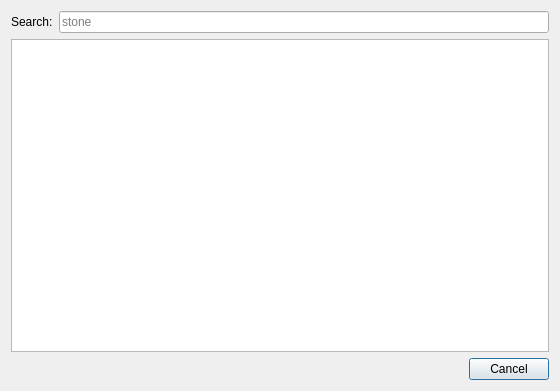
IoeCmcomc/MCDatapacker, file blockitemselectordialog.ui: the form before one commit.
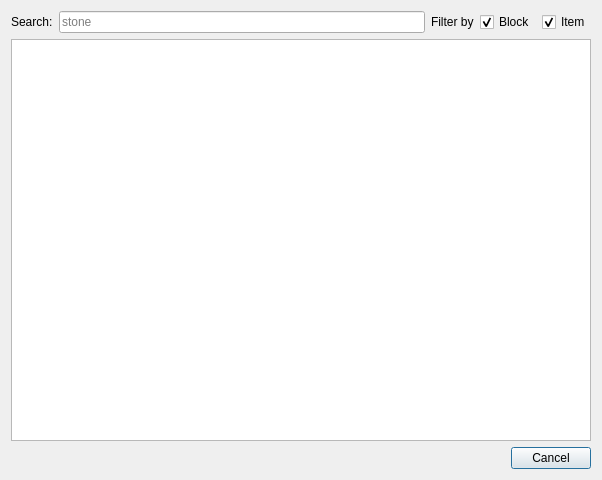
The form after the commit.

Commit message:
Improve block/item selector's filter
The selector now can be filtered by either ID, name or type (block or
item) using a MCRItemSortFilterProxyModel.

```diff
--- a/blockitemselectordialog.ui
+++ b/blockitemselectordialog.ui
@@ -9,22 +9,60 @@
    <rect>
     <x>0</x>
     <y>0</y>
-    <width>560</width>
-    <height>391</height>
+    <width>602</width>
+    <height>480</height>
    </rect>
   </property>
   <property name="windowTitle">
    <string>Block/Item selector</string>
   </property>
   <layout class="QGridLayout" name="gridLayout">
-   <item row="0" column="1">
-    <widget class="QLineEdit" name="searchLineEdit">
-     <property name="placeholderText">
-      <string>stone</string>
-     </property>
-    </widget>
+   <item row="0" column="0">
+    <layout class="QHBoxLayout" name="horizontalLayout">
+     <item>
+      <widget class="QLabel" name="label">
+       <property name="text">
+        <string>Search:</string>
+       </property>
+      </widget>
+     </item>
+     <item>
+      <widget class="QLineEdit" name="searchLineEdit">
+       <property name="placeholderText">
+        <string>stone</string>
+       </property>
+      </widget>
+     </item>
+     <item>
+      <widget class="QLabel" name="label_2">
+       <property name="text">
+        <string>Filter by</string>
+       </property>
+      </widget>
+     </item>
+     <item>
+      <widget class="QCheckBox" name="filterByBlockCheck">
+       <property name="text">
+        <string>Block</string>
+       </property>
+       <property name="checked">
+        <bool>true</bool>
+       </property>
+      </widget>
+     </item>
+     <item>
+      <widget class="QCheckBox" name="filterByItemCheck">
+       <property name="text">
+        <string>Item</string>
+       </property>
+       <property name="checked">
+        <bool>true</bool>
+       </property>
+      </widget>
+     </item>
+    </layout>
    </item>
-   <item row="1" column="0" colspan="2">
+   <item row="1" column="0">
     <widget class="QListView" name="listView">
      <property name="sizeAdjustPolicy">
       <enum>QAbstractScrollArea::AdjustToContents</enum>
@@ -58,7 +96,7 @@
      </property>
     </widget>
    </item>
-   <item row="2" column="0" colspan="2">
+   <item row="2" column="0">
     <widget class="QDialogButtonBox" name="buttonBox">
      <property name="orientation">
       <enum>Qt::Horizontal</enum>
@@ -71,13 +109,6 @@
      </property>
     </widget>
    </item>
-   <item row="0" column="0">
-    <widget class="QLabel" name="label">
-     <property name="text">
-      <string>Search:</string>
-     </property>
-    </widget>
-   </item>
   </layout>
  </widget>
  <resources/>
```
The commit also changes 30 other files.
